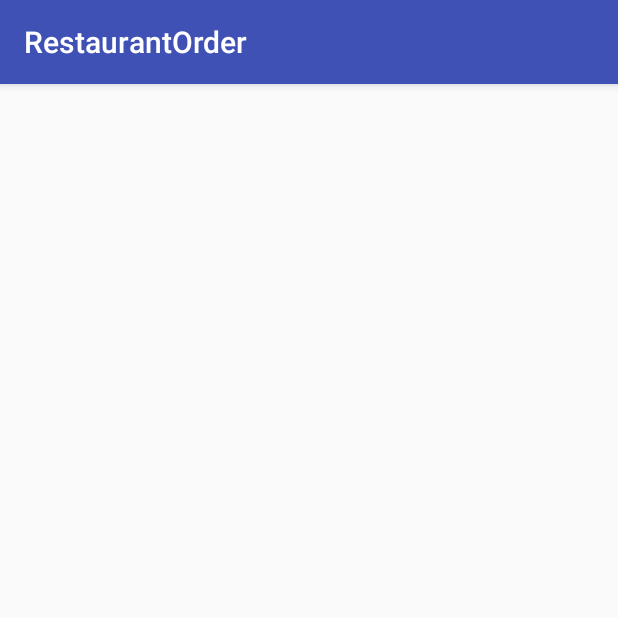
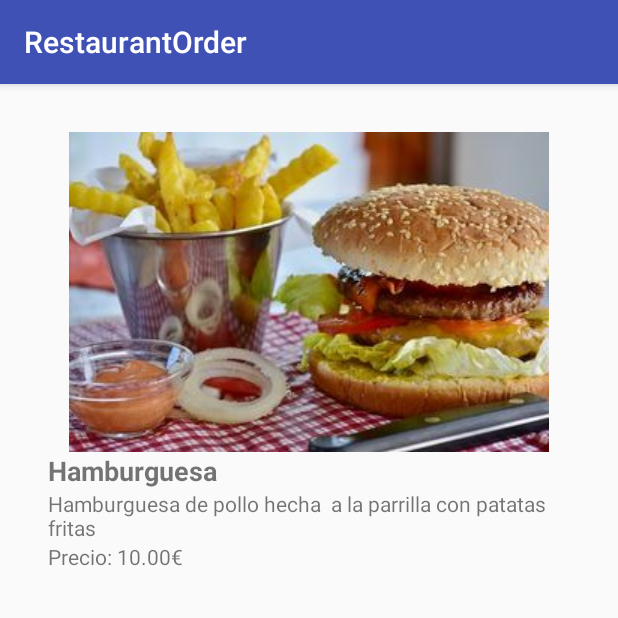
Before and after one commit to irmabf/RestaurantApp, an Android app: the screen it shows after launch (DishActivity), on a phone screen of 412 x 824 dp, the top half of it. Run offline under Robolectric (Android 15) with nearby library versions, the phone set to English and light mode, and no system bars.

Commit message:
Now dish_fragment works properly

```diff
--- a/app/src/main/java/com/irmablanco/restaurantorder/activity/DishActivity.kt
+++ b/app/src/main/java/com/irmablanco/restaurantorder/activity/DishActivity.kt
@@ -10,15 +10,11 @@ import com.irmablanco.restaurantorder.model.Dish
 import kotlinx.android.synthetic.main.activity_dish.*
 
 class DishActivity: AppCompatActivity() {
-    /**El tag aqui pertenecería a las instancias, seria un
-     * atributo de instancia o de objeto y eso
-     * no es  correcto, con lo que crearemos un companion object
-     *Lo que creemos en un companion object pertenece a la clase y no al objeto
-     *El companion object es un equivalente al static var de java,
-     * un metodo estatico tambien se meteria en el companion object*/
-    //val TAG = DishActivity::class.java.canonicalName
-    /*companion object {
-        val TAG = DishActivity::class.java.canonicalName
-    }*/
+
+    /*Set up activity_dish which sets up fragment_dish*/
+    override fun onCreate(savedInstanceState: Bundle?) {
+        super.onCreate(savedInstanceState)
+        setContentView(R.layout.activity_dish)
+    }
 
 }
--- a/app/src/main/java/com/irmablanco/restaurantorder/activity/DishFragment.kt
+++ b/app/src/main/java/com/irmablanco/restaurantorder/activity/DishFragment.kt
@@ -5,7 +5,8 @@ import android.os.Bundle
 import android.view.*
 import com.irmablanco.restaurantorder.R
 import com.irmablanco.restaurantorder.model.Dish
-import kotlinx.android.synthetic.main.activity_dish.*
+import kotlinx.android.synthetic.main.fragment_dish.*
+
 
 class DishFragment: Fragment() {
     //Atributo para guardar el plato cuando nos lo pasen
@@ -36,16 +37,18 @@ class DishFragment: Fragment() {
 
     override fun onCreateView(inflater: LayoutInflater?, container: ViewGroup?, savedInstanceState: Bundle?): View {
         super.onCreateView(inflater, container, savedInstanceState)
-
-        val root =  inflater?.inflate(R.layout.activity_dish, container, false)!!
+        return  inflater?.inflate(R.layout.fragment_dish, container, false)!!
+    }
+    /*📌Este metodo NO equivale al onViewCreated de las activividades, en este caso se usa para
+    * avisar de que la vista ya esta creada y es, por tanto, donde tenemos que actualizar la interdaz*/
+    override fun onViewCreated(view: View?, savedInstanceState: Bundle?) {
+        super.onViewCreated(view, savedInstanceState)
         //Este codigo me va a actualizar la interfaz
         dish = Dish(
                 "Hamburguesa",
                 R.drawable.hamburguesa_patatas_1,
                 10f,
                 "Hamburguesa de pollo hecha  a la parrilla con patatas fritas")
-
-        return root
     }
 
    /* override fun onCreateOptionsMenu(menu: Menu?, inflater: MenuInflater?) {
--- a/app/src/main/res/layout/activity_dish.xml
+++ b/app/src/main/res/layout/activity_dish.xml
@@ -1,41 +1,17 @@
 <?xml version="1.0" encoding="utf-8"?>
-<RelativeLayout xmlns:android="http://schemas.android.com/apk/res/android"
+<FrameLayout xmlns:android="http://schemas.android.com/apk/res/android"
     xmlns:app="http://schemas.android.com/apk/res-auto"
     xmlns:tools="http://schemas.android.com/tools"
     android:layout_width="match_parent"
     android:layout_height="match_parent"
     android:padding="@dimen/default_activity_padding"
-    tools:context=".DishActivity">
+    tools:context=".activity.DishActivity">
 
+    <!-- Put fragment_dish inside -->
+    <fragment
+        android:id="@+id/dish_fragment"
+        android:layout_width="match_parent"
+        android:layout_height="match_parent"
+        android:name="com.irmablanco.restaurantorder.activity.DishFragment"/>
 
-    <ImageView
-        android:id="@+id/dish_image"
-        android:layout_width="match_parent"
-        android:layout_height="wrap_content"
-        android:src="@drawable/hamburguesa_patatas_1" />
-    <LinearLayout
-        android:orientation="vertical"
-        android:layout_width="match_parent"
-        android:layout_height="wrap_content"
-        android:layout_below="@+id/dish_image">
-
-        <TextView
-            android:id="@+id/dish_name"
-            android:layout_width="match_parent"
-            android:layout_height="wrap_content"
-            android:textSize="18sp"
-            android:textStyle="bold"
-            tools:text="Hamburguesa de pollo" />
-        <TextView
-            android:id="@+id/dish_description"
-            android:layout_width="wrap_content"
-            android:layout_height="wrap_content"
-            tools:text="Hamburguesa de pollo con patatas hecha a la plancha para disfrutar en familia"/>
-        <TextView
-            android:id="@+id/dish_price"
-            android:layout_width="match_parent"
-            android:layout_height="wrap_content"
-            tools:text="10 Euros"/>
-
-    </LinearLayout>
-</RelativeLayout>
+</FrameLayout>
--- /dev/null
+++ b/app/src/main/res/layout/fragment_dish.xml
@@ -0,0 +1,41 @@
+<?xml version="1.0" encoding="utf-8"?>
+<RelativeLayout xmlns:android="http://schemas.android.com/apk/res/android"
+    xmlns:app="http://schemas.android.com/apk/res-auto"
+    xmlns:tools="http://schemas.android.com/tools"
+    android:layout_width="match_parent"
+    android:layout_height="match_parent"
+    android:padding="@dimen/default_activity_padding"
+    tools:context=".activity.DishActivity">
+
+
+    <ImageView
+        android:id="@+id/dish_image"
+        android:layout_width="match_parent"
+        android:layout_height="wrap_content"
+        android:src="@drawable/plato_hamburguesa" />
+    <LinearLayout
+        android:orientation="vertical"
+        android:layout_width="match_parent"
+        android:layout_height="wrap_content"
+        android:layout_below="@+id/dish_image">
+
+        <TextView
+            android:id="@+id/dish_name"
+            android:layout_width="match_parent"
+            android:layout_height="wrap_content"
+            android:textSize="18sp"
+            android:textStyle="bold"
+            tools:text="Hamburguesa de pollo" />
+        <TextView
+            android:id="@+id/dish_description"
+            android:layout_width="wrap_content"
+            android:layout_height="wrap_content"
+            tools:text="Hamburguesa de pollo con patatas hecha a la plancha para disfrutar en familia"/>
+        <TextView
+            android:id="@+id/dish_price"
+            android:layout_width="match_parent"
+            android:layout_height="wrap_content"
+            tools:text="10 Euros"/>
+
+    </LinearLayout>
+</RelativeLayout>
```
